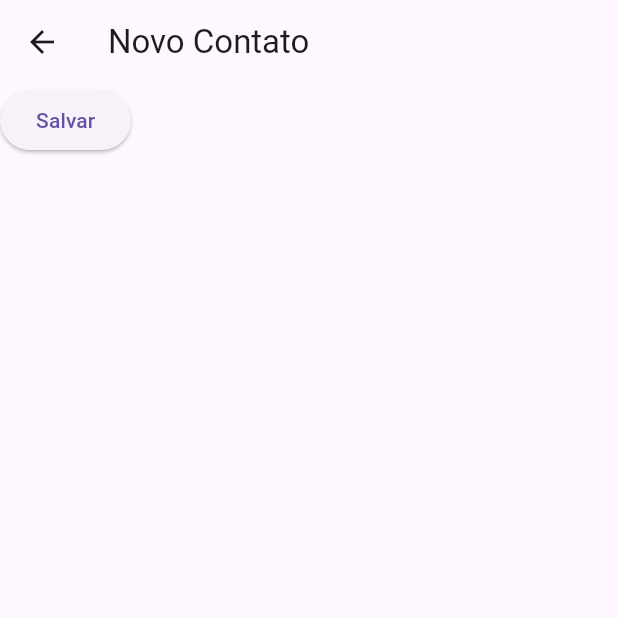
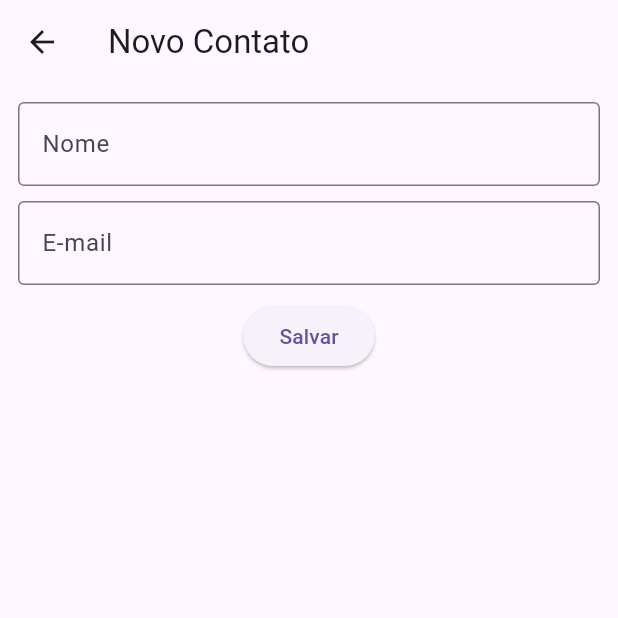
Before and after one commit to professordezani/contato_app, a Flutter app: the NovoPage screen opened by its route, on a phone screen of 412 x 824 dp, the top half of it. Run offline on Flutter 3.47's test engine with Material 3 defaults, Android fonts, the phone set to English and light mode, and no system bars.

Commit message:
Add TextField

```diff
--- a/lib/views/novo.dart
+++ b/lib/views/novo.dart
@@ -11,9 +11,32 @@ class NovoPage extends StatelessWidget {
   Widget build(BuildContext context) {
     return Scaffold(
       appBar: AppBar(title: Text("Novo Contato")),
-      body: ElevatedButton(
-        onPressed: () => salvar(context),
-        child: Text("Salvar")
+      body: Container(
+        margin: EdgeInsets.all(12),
+        child: Column(
+          spacing: 10,
+          children: [
+            TextField(
+              decoration: InputDecoration(
+                filled: false,
+                labelText: "Nome",
+                border: OutlineInputBorder()
+              ),
+            ),
+            TextField(
+              obscureText: false,
+              keyboardType: TextInputType.emailAddress,
+              decoration: InputDecoration(
+                labelText: "E-mail",
+                border: OutlineInputBorder()
+              ),
+            ),
+            ElevatedButton(
+              onPressed: () => salvar(context),
+              child: Text("Salvar")
+            ),
+          ],
+        ),
       )
     );
   }
```
